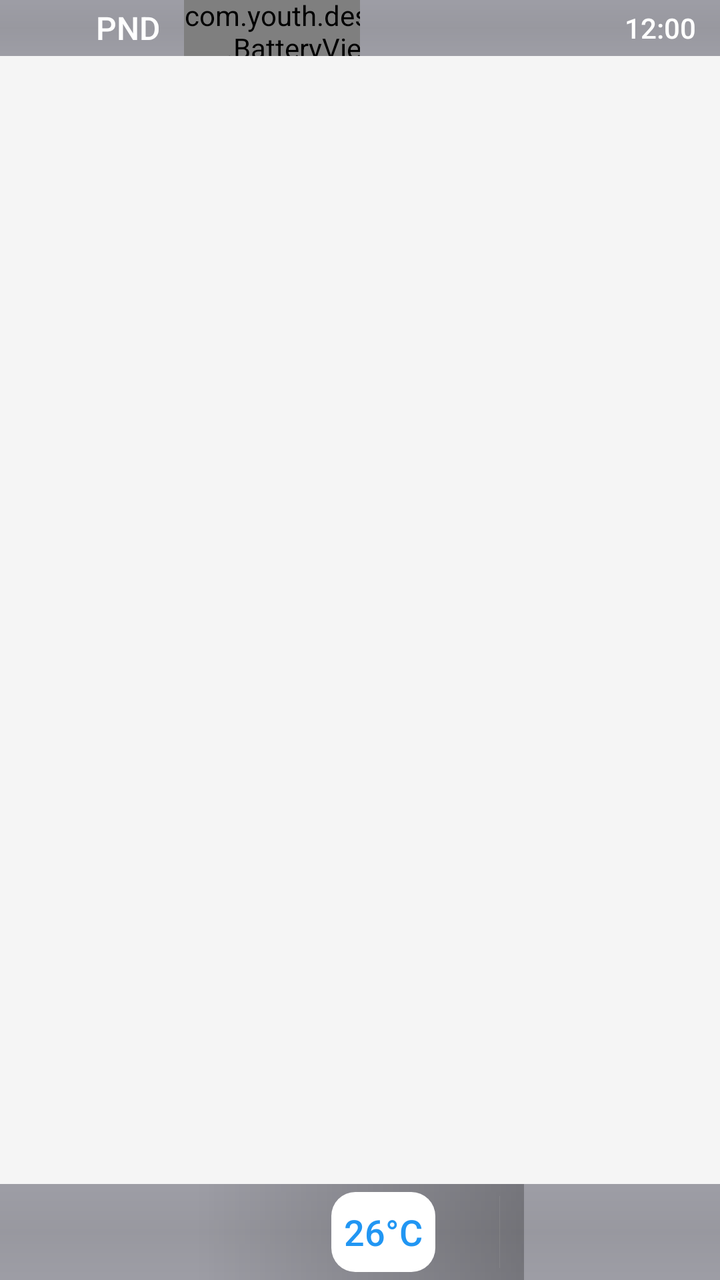
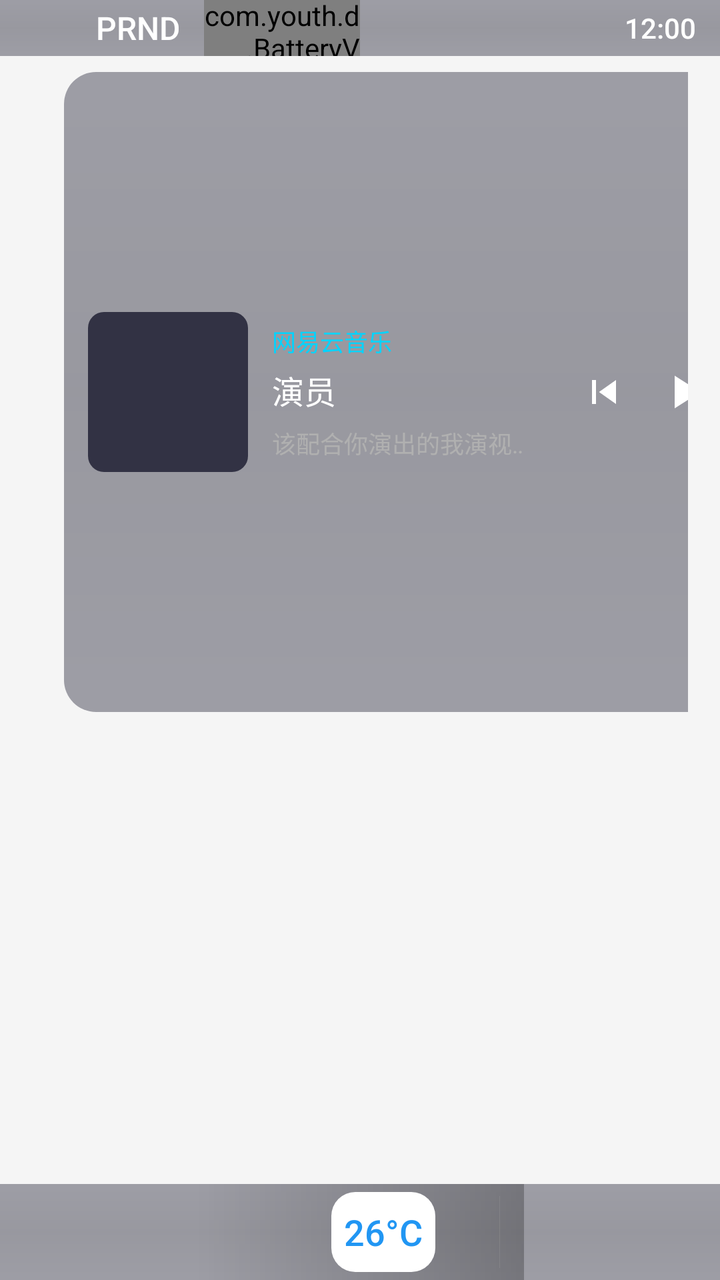

An Android layout rendered at two revisions. The XML below is the earlier revision; the diff shows what the commit changed to produce the second picture.
<!-- AndroidManifest.xml: activity theme Theme.YouthDesktop -->
<!-- res/layout/activity_main.xml -->
<?xml version="1.0" encoding="utf-8"?>
<FrameLayout xmlns:android="http://schemas.android.com/apk/res/android"
    android:id="@+id/desktop_container"
    android:layout_width="match_parent"
    android:layout_height="match_parent"
    android:background="@color/desktop_wallpaper_default">

    <LinearLayout
        android:layout_width="match_parent"
        android:layout_height="match_parent"
        android:orientation="vertical">

        
        <LinearLayout
            android:id="@+id/status_bar"
            android:layout_width="match_parent"
            android:layout_height="28dp"
            android:background="@drawable/statusbar_background_dark"
            android:gravity="center_vertical"
            android:orientation="horizontal"
            android:paddingStart="12dp"
            android:paddingEnd="12dp">

        
        <LinearLayout
            android:layout_width="0dp"
            android:layout_height="match_parent"
            android:layout_weight="1"
            android:orientation="horizontal"
            android:gravity="center_vertical">

            
            <ImageView
                android:id="@+id/img_voice_assistant"
                android:layout_width="28dp"
                android:layout_height="28dp"
                android:scaleType="fitCenter" />

            <View
                android:layout_width="8dp"
                android:layout_height="0dp" />

            
            <LinearLayout
                android:id="@+id/gear_display"
                android:layout_width="wrap_content"
                android:layout_height="wrap_content"
                android:orientation="horizontal"
                android:gravity="center_vertical">

                <TextView
                    android:id="@+id/text_gear_p"
                    android:layout_width="wrap_content"
                    android:layout_height="wrap_content"
                    android:text="P"
                    android:textSize="16sp"
                    android:textColor="@color/dark_tech_text"
                    android:fontFamily="sans-serif-medium" />

                <TextView
                    android:id="@+id/text_gear_n"
                    android:layout_width="wrap_content"
                    android:layout_height="wrap_content"
                    android:text="N"
                    android:textSize="16sp"
                    android:textColor="@color/dark_tech_text"
                    android:fontFamily="sans-serif-medium" />

                <TextView
                    android:id="@+id/text_gear_d"
                    android:layout_width="wrap_content"
                    android:layout_height="wrap_content"
                    android:text="D"
                    android:textSize="16sp"
                    android:textColor="@color/dark_tech_text"
                    android:fontFamily="sans-serif-medium" />
            </LinearLayout>

            <View
                android:layout_width="12dp"
                android:layout_height="0dp" />

            
            <com.youth.desktop.BatteryView
                android:id="@+id/battery_view"
                android:layout_width="120dp"
                android:layout_height="32dp" />
        </LinearLayout>

        
        <LinearLayout
            android:layout_width="0dp"
            android:layout_height="match_parent"
            android:layout_weight="1"
            android:orientation="horizontal"
            android:gravity="end|center_vertical">

            
            <ImageView
                android:id="@+id/img_wifi"
                android:layout_width="24dp"
                android:layout_height="24dp"
                android:scaleType="fitCenter" />

            <View
                android:layout_width="6dp"
                android:layout_height="0dp" />

            
            <ImageView
                android:id="@+id/img_bluetooth"
                android:layout_width="24dp"
                android:layout_height="24dp"
                android:scaleType="fitCenter" />

            <View
                android:layout_width="6dp"
                android:layout_height="0dp" />

            
            <ImageView
                android:id="@+id/img_4g_signal"
                android:layout_width="24dp"
                android:layout_height="24dp"
                android:scaleType="fitCenter" />

            <View
                android:layout_width="6dp"
                android:layout_height="0dp" />

            
            <ImageView
                android:id="@+id/img_driving_recorder"
                android:layout_width="24dp"
                android:layout_height="24dp"
                android:scaleType="fitCenter" />

            <View
                android:layout_width="12dp"
                android:layout_height="0dp" />

            
            <TextView
                android:id="@+id/text_time_only"
                android:layout_width="wrap_content"
                android:layout_height="wrap_content"
                android:text="12:00"
                android:textColor="@color/statusbar_text"
                android:textSize="14sp"
                android:fontFamily="sans-serif-medium" />
        </LinearLayout>

        </LinearLayout>

        
        <GridLayout
            android:id="@+id/icon_grid"
            android:layout_width="match_parent"
            android:layout_height="match_parent"
            android:layout_marginStart="16dp"
            android:layout_marginEnd="16dp"
            android:layout_marginTop="8dp"
            android:layout_marginBottom="56dp" />

    </LinearLayout>

    
    <HorizontalScrollView
        android:id="@+id/card_scroll_view"
        android:layout_width="match_parent"
        android:layout_height="wrap_content"
        android:scrollbars="none"
        android:overScrollMode="never"
        android:layout_gravity="bottom"
        android:layout_marginBottom="56dp"
        android:paddingStart="12dp"
        android:paddingEnd="12dp">

        <LinearLayout
            android:id="@+id/card_container"
            android:layout_width="wrap_content"
            android:layout_height="wrap_content"
            android:orientation="horizontal"
            android:gravity="center_vertical" />

    </HorizontalScrollView>

    <LinearLayout
        android:id="@+id/taskbar"
        android:layout_width="match_parent"
        android:layout_height="48dp"
        android:layout_gravity="bottom"
        android:background="@drawable/taskbar_background_dark"
        android:gravity="center"
        android:orientation="horizontal"
        android:paddingStart="16dp"
        android:paddingEnd="16dp"
        android:elevation="8dp">

        
        <LinearLayout
            android:layout_width="0dp"
            android:layout_height="match_parent"
            android:layout_weight="1"
            android:orientation="horizontal"
            android:gravity="center">

            <LinearLayout
                android:id="@+id/btn_back"
                android:layout_width="56dp"
                android:layout_height="56dp"
                android:orientation="vertical"
                android:gravity="center"
                android:background="@drawable/icon_background_selector">

                <ImageView
                    android:id="@+id/img_back"
                    android:layout_width="42dp"
                    android:layout_height="42dp"
                    android:scaleType="fitCenter" />
            </LinearLayout>

            <View
                android:layout_width="16dp"
                android:layout_height="0dp" />

            <LinearLayout
                android:id="@+id/btn_home"
                android:layout_width="56dp"
                android:layout_height="56dp"
                android:orientation="vertical"
                android:gravity="center"
                android:background="@drawable/icon_background_selector">

                <ImageView
                    android:id="@+id/img_home"
                    android:layout_width="42dp"
                    android:layout_height="42dp"
                    android:scaleType="fitCenter" />
            </LinearLayout>

            <View
                android:layout_width="16dp"
                android:layout_height="0dp" />

            <LinearLayout
                android:id="@+id/btn_recent"
                android:layout_width="56dp"
                android:layout_height="56dp"
                android:orientation="vertical"
                android:gravity="center"
                android:background="@drawable/icon_background_selector">

                <ImageView
                    android:id="@+id/img_recent"
                    android:layout_width="42dp"
                    android:layout_height="42dp"
                    android:scaleType="fitCenter" />
            </LinearLayout>
        </LinearLayout>

        
        <LinearLayout
            android:layout_width="0dp"
            android:layout_height="match_parent"
            android:layout_weight="2"
            android:orientation="horizontal"
            android:gravity="center"
            android:background="@drawable/frosted_glass_background"
            android:paddingStart="12dp"
            android:paddingEnd="12dp">

            
            <LinearLayout
                android:layout_width="wrap_content"
                android:layout_height="wrap_content"
                android:orientation="horizontal"
                android:gravity="center">

                
                <LinearLayout
                    android:id="@+id/btn_ac_power"
                    android:layout_width="48dp"
                    android:layout_height="48dp"
                    android:orientation="vertical"
                    android:gravity="center"
                    android:background="@drawable/icon_background_selector">

                    <ImageView
                        android:id="@+id/img_ac_power"
                        android:layout_width="36dp"
                        android:layout_height="36dp"
                        android:scaleType="fitCenter" />
                </LinearLayout>

                <View
                    android:layout_width="8dp"
                    android:layout_height="0dp" />

                
                <LinearLayout
                    android:id="@+id/btn_ac_minus"
                    android:layout_width="40dp"
                    android:layout_height="40dp"
                    android:orientation="vertical"
                    android:gravity="center"
                    android:background="@drawable/icon_background_selector">

                    <ImageView
                        android:id="@+id/img_ac_minus"
                        android:layout_width="28dp"
                        android:layout_height="28dp"
                        android:scaleType="fitCenter" />
                </LinearLayout>

                
                <LinearLayout
                    android:id="@+id/ac_temp_display"
                    android:layout_width="52dp"
                    android:layout_height="40dp"
                    android:orientation="vertical"
                    android:gravity="center"
                    android:layout_marginStart="4dp"
                    android:layout_marginEnd="4dp"
                    android:background="@drawable/icon_background">

                    <TextView
                        android:id="@+id/ac_temp_text"
                        android:layout_width="wrap_content"
                        android:layout_height="wrap_content"
                        android:text="26°C"
                        android:textSize="18sp"
                        android:textColor="@color/primary"
                        android:fontFamily="sans-serif-medium" />
                </LinearLayout>

                
                <LinearLayout
                    android:id="@+id/btn_ac_plus"
                    android:layout_width="40dp"
                    android:layout_height="40dp"
                    android:orientation="vertical"
                    android:gravity="center"
                    android:background="@drawable/icon_background_selector">

                    <ImageView
                        android:id="@+id/img_ac_plus"
                        android:layout_width="28dp"
                        android:layout_height="28dp"
                        android:scaleType="fitCenter" />
                </LinearLayout>
            </LinearLayout>

            <View
                android:layout_width="16dp"
                android:layout_height="0dp" />

            
            <View
                android:layout_width="1dp"
                android:layout_height="36dp"
                android:background="@color/text_hint"
                android:alpha="0.3" />

            <View
                android:layout_width="16dp"
                android:layout_height="0dp" />

            
            <LinearLayout
                android:layout_width="wrap_content"
                android:layout_height="wrap_content"
                android:orientation="horizontal"
                android:gravity="center">

                
                <LinearLayout
                    android:id="@+id/btn_defrost_front"
                    android:layout_width="48dp"
                    android:layout_height="48dp"
                    android:orientation="vertical"
                    android:gravity="center"
                    android:background="@drawable/icon_background_selector">

                    <ImageView
                        android:id="@+id/img_defrost_front"
                        android:layout_width="34dp"
                        android:layout_height="34dp"
                        android:scaleType="fitCenter" />
                </LinearLayout>

                <View
                    android:layout_width="8dp"
                    android:layout_height="0dp" />

                
                <LinearLayout
                    android:id="@+id/btn_defrost_rear"
                    android:layout_width="48dp"
                    android:layout_height="48dp"
                    android:orientation="vertical"
                    android:gravity="center"
                    android:background="@drawable/icon_background_selector">

                    <ImageView
                        android:id="@+id/img_defrost_rear"
                        android:layout_width="34dp"
                        android:layout_height="34dp"
                        android:scaleType="fitCenter" />
                </LinearLayout>

                <View
                    android:layout_width="8dp"
                    android:layout_height="0dp" />

                
                <LinearLayout
                    android:id="@+id/btn_air_direction"
                    android:layout_width="48dp"
                    android:layout_height="48dp"
                    android:orientation="vertical"
                    android:gravity="center"
                    android:background="@drawable/icon_background_selector">

                    <ImageView
                        android:id="@+id/img_air_direction"
                        android:layout_width="34dp"
                        android:layout_height="34dp"
                        android:scaleType="fitCenter" />
                </LinearLayout>
            </LinearLayout>
        </LinearLayout>

        
        <LinearLayout
            android:layout_width="0dp"
            android:layout_height="match_parent"
            android:layout_weight="1"
            android:orientation="horizontal"
            android:gravity="center">

            <LinearLayout
                android:id="@+id/btn_desktop_settings"
                android:layout_width="56dp"
                android:layout_height="56dp"
                android:orientation="vertical"
                android:gravity="center"
                android:background="@drawable/icon_background_selector">

                <ImageView
                    android:id="@+id/img_settings"
                    android:layout_width="42dp"
                    android:layout_height="42dp"
                    android:scaleType="fitCenter" />
            </LinearLayout>
        </LinearLayout>

    </LinearLayout>

</FrameLayout>
<!-- resources referenced by this layout -->
<resources>
  <color name="dark_tech_text">#FFFFFF</color>
  <color name="desktop_wallpaper_default">#00000000</color>
  <color name="primary">#2196F3</color>
  <color name="statusbar_text">#FFFFFF</color>
  <color name="text_hint">#9E9E9E</color>
  <!-- drawable frosted_glass_background (drawable) -->
  <?xml version="1.0" encoding="utf-8"?>
  <shape xmlns:android="http://schemas.android.com/apk/res/android"
      android:shape="rectangle">
      <gradient
          android:type="linear"
          android:angle="180"
          android:startColor="#40000000"
          android:endColor="#00000000" />
  </shape>
  <!-- drawable icon_background (drawable) -->
  <?xml version="1.0" encoding="utf-8"?>
  <shape xmlns:android="http://schemas.android.com/apk/res/android"
      android:shape="rectangle">
      <solid android:color="@color/icon_background" />
      <corners android:radius="12dp" />
  </shape>
  <!-- drawable statusbar_background_dark (drawable) -->
  <?xml version="1.0" encoding="utf-8"?>
  <shape xmlns:android="http://schemas.android.com/apk/res/android"
      android:shape="rectangle">
      <gradient
          android:type="linear"
          android:angle="90"
          android:startColor="#661A1A2E"
          android:centerColor="#660D0D1F"
          android:endColor="#661A1A2E" />
  </shape>
  <!-- drawable taskbar_background_dark (drawable) -->
  <?xml version="1.0" encoding="utf-8"?>
  <shape xmlns:android="http://schemas.android.com/apk/res/android"
      android:shape="rectangle">
      <gradient
          android:type="linear"
          android:angle="90"
          android:startColor="#661A1A2E"
          android:centerColor="#660D0D1F"
          android:endColor="#661A1A2E" />
  </shape>
  <color name="icon_background">#FFFFFF</color>
  <color name="primary_dark">#1976D2</color>
  <color name="accent">#FF4081</color>
  <color name="background">#F5F5F5</color>
  <!-- unchanged entries left out for length: 2 -->
</resources>

<!-- the commit's change to res/layout/activity_main.xml (unified diff, before → after) -->
@@ -53,6 +53,15 @@
                     android:layout_width="wrap_content"
                     android:layout_height="wrap_content"
                     android:text="P"
+                    android:textSize="16sp"
+                    android:textColor="@color/dark_tech_text"
+                    android:fontFamily="sans-serif-medium" />
+
+                <TextView
+                    android:id="@+id/text_gear_r"
+                    android:layout_width="wrap_content"
+                    android:layout_height="wrap_content"
+                    android:text="R"
                     android:textSize="16sp"
                     android:textColor="@color/dark_tech_text"
                     android:fontFamily="sans-serif-medium" />
@@ -153,14 +162,151 @@
         </LinearLayout>
 
         
-        <GridLayout
-            android:id="@+id/icon_grid"
+        <LinearLayout
+            android:id="@+id/center_area"
             android:layout_width="match_parent"
-            android:layout_height="match_parent"
-            android:layout_marginStart="16dp"
-            android:layout_marginEnd="16dp"
+            android:layout_height="320dp"
+            android:orientation="horizontal"
+            android:gravity="center_vertical"
             android:layout_marginTop="8dp"
-            android:layout_marginBottom="56dp" />
+            android:layout_marginBottom="8dp"
+            android:paddingStart="16dp"
+            android:paddingEnd="16dp">
+
+            
+            <LinearLayout
+                android:id="@+id/nav_preview_container"
+                android:layout_width="0dp"
+                android:layout_height="match_parent"
+                android:layout_weight="1"
+                android:orientation="horizontal"
+                android:gravity="center"
+                android:background="@drawable/card_background_rounded"
+                android:padding="12dp"
+                android:layout_marginEnd="8dp">
+
+                <LinearLayout
+                    android:layout_width="match_parent"
+                    android:layout_height="wrap_content"
+                    android:orientation="vertical"
+                    android:gravity="center">
+
+                    <ImageView
+                        android:id="@+id/img_nav_preview"
+                        android:layout_width="80dp"
+                        android:layout_height="80dp"
+                        android:scaleType="fitCenter" />
+
+                    <TextView
+                        android:layout_width="wrap_content"
+                        android:layout_height="wrap_content"
+                        android:text="导航"
+                        android:textSize="12sp"
+                        android:textColor="@color/dark_tech_text"
+                        android:layout_marginTop="8dp"
+                        android:fontFamily="sans-serif-medium" />
+                </LinearLayout>
+            </LinearLayout>
+
+            
+            <LinearLayout
+                android:id="@+id/music_player_card"
+                android:layout_width="380dp"
+                android:layout_height="match_parent"
+                android:orientation="horizontal"
+                android:background="@drawable/card_background_rounded"
+                android:padding="12dp"
+                android:layout_marginStart="8dp"
+                android:gravity="center_vertical">
+
+                <ImageView
+                    android:id="@+id/img_album_cover_center"
+                    android:layout_width="80dp"
+                    android:layout_height="80dp"
+                    android:scaleType="centerCrop"
+                    android:background="@drawable/album_cover_background" />
+
+                <LinearLayout
+                    android:layout_width="0dp"
+                    android:layout_height="wrap_content"
+                    android:layout_weight="1"
+                    android:orientation="vertical"
+                    android:layout_marginStart="12dp">
+
+                    <TextView
+                        android:id="@+id/text_music_source"
+                        android:layout_width="wrap_content"
+                        android:layout_height="wrap_content"
+                        android:text="网易云音乐"
+                        android:textSize="12sp"
+                        android:textColor="@color/dark_tech_accent"
+                        android:maxLines="1"
+                        android:ellipsize="end"
+                        android:fontFamily="sans-serif-medium" />
+
+                    <TextView
+                        android:id="@+id/text_song_title_center"
+                        android:layout_width="wrap_content"
+                        android:layout_height="wrap_content"
+                        android:text="演员"
+                        android:textSize="16sp"
+                        android:textColor="@color/dark_tech_text"
+                        android:fontFamily="sans-serif-medium"
+                        android:maxLines="1"
+                        android:ellipsize="end"
+                        android:layout_marginTop="4dp" />
+
+                    <TextView
+                        android:id="@+id/text_song_lyrics"
+                        android:layout_width="wrap_content"
+                        android:layout_height="wrap_content"
+                        android:text="该配合你演出的我演视而不见"
+                        android:textSize="12sp"
+                        android:textColor="@color/dark_tech_text_secondary"
+                        android:layout_marginTop="6dp"
+                        android:maxLines="1"
+                        android:ellipsize="marquee"
+                        android:marqueeRepeatLimit="marquee_forever"
+                        android:singleLine="true" />
+                </LinearLayout>
+
+                <LinearLayout
+                    android:layout_width="wrap_content"
+                    android:layout_height="wrap_content"
+                    android:orientation="horizontal"
+                    android:gravity="center_vertical"
+                    android:layout_marginStart="12dp">
+
+                    <ImageView
+                        android:id="@+id/btn_previous_center"
+                        android:layout_width="36dp"
+                        android:layout_height="36dp"
+                        android:src="@drawable/ic_previous"
+                        android:scaleType="fitCenter"
+                        android:padding="6dp"
+                        android:background="?attr/selectableItemBackgroundBorderless" />
+
+                    <ImageView
+                        android:id="@+id/btn_play_pause_center"
+                        android:layout_width="44dp"
+                        android:layout_height="44dp"
+                        android:src="@drawable/ic_play"
+                        android:scaleType="fitCenter"
+                        android:padding="8dp"
+                        android:background="?attr/selectableItemBackgroundBorderless" />
+
+                    <ImageView
+                        android:id="@+id/btn_next_center"
+                        android:layout_width="36dp"
+                        android:layout_height="36dp"
+                        android:src="@drawable/ic_next"
+                        android:scaleType="fitCenter"
+                        android:padding="6dp"
+                        android:background="?attr/selectableItemBackgroundBorderless" />
+                </LinearLayout>
+            </LinearLayout>
+
+        </LinearLayout>
 
     </LinearLayout>
 
<!-- resource entries referenced after the edit -->
@@ -1,10 +1,35 @@
 <!-- resources referenced by this layout -->
 <resources>
+  <color name="dark_tech_accent">#00D4FF</color>
   <color name="dark_tech_text">#FFFFFF</color>
+  <color name="dark_tech_text_secondary">#B0B0B0</color>
   <color name="desktop_wallpaper_default">#00000000</color>
   <color name="primary">#2196F3</color>
   <color name="statusbar_text">#FFFFFF</color>
   <color name="text_hint">#9E9E9E</color>
+  <!-- drawable album_cover_background (drawable) -->
+  <?xml version="1.0" encoding="utf-8"?>
+  <shape xmlns:android="http://schemas.android.com/apk/res/android"
+      android:shape="rectangle">
+      <solid android:color="@color/dark_tech_bg" />
+      <corners android:radius="8dp" />
+  </shape>
+  <!-- drawable card_background_rounded (drawable) -->
+  <?xml version="1.0" encoding="utf-8"?>
+  <shape xmlns:android="http://schemas.android.com/apk/res/android"
+      android:shape="rectangle">
+      <gradient
+          android:type="linear"
+          android:angle="90"
+          android:startColor="#661A1A2E"
+          android:centerColor="#660D0D1F"
+          android:endColor="#661A1A2E" />
+      <corners
+          android:topLeftRadius="16dp"
+          android:topRightRadius="16dp"
+          android:bottomLeftRadius="16dp"
+          android:bottomRightRadius="16dp" />
+  </shape>
   <!-- drawable frosted_glass_background (drawable) -->
   <?xml version="1.0" encoding="utf-8"?>
   <shape xmlns:android="http://schemas.android.com/apk/res/android"
@@ -15,6 +40,39 @@
           android:startColor="#40000000"
           android:endColor="#00000000" />
   </shape>
+  <!-- drawable ic_next (drawable) -->
+  <?xml version="1.0" encoding="utf-8"?>
+  <vector xmlns:android="http://schemas.android.com/apk/res/android"
+      android:width="24dp"
+      android:height="24dp"
+      android:viewportWidth="24"
+      android:viewportHeight="24">
+      <path
+          android:fillColor="#FFFFFF"
+          android:pathData="M6,18l8.5,-6L6,6v12zM16,6v12h2V6h-2z"/>
+  </vector>
+  <!-- drawable ic_play (drawable) -->
+  <?xml version="1.0" encoding="utf-8"?>
+  <vector xmlns:android="http://schemas.android.com/apk/res/android"
+      android:width="24dp"
+      android:height="24dp"
+      android:viewportWidth="24"
+      android:viewportHeight="24">
+      <path
+          android:fillColor="#FFFFFF"
+          android:pathData="M8,5v14l11,-7z"/>
+  </vector>
+  <!-- drawable ic_previous (drawable) -->
+  <?xml version="1.0" encoding="utf-8"?>
+  <vector xmlns:android="http://schemas.android.com/apk/res/android"
+      android:width="24dp"
+      android:height="24dp"
+      android:viewportWidth="24"
+      android:viewportHeight="24">
+      <path
+          android:fillColor="#FFFFFF"
+          android:pathData="M6,6h2v12H6zm3.5,6l8.5,6V6z"/>
+  </vector>
   <!-- drawable icon_background (drawable) -->
   <?xml version="1.0" encoding="utf-8"?>
   <shape xmlns:android="http://schemas.android.com/apk/res/android"
@@ -44,6 +102,7 @@
           android:centerColor="#660D0D1F"
           android:endColor="#661A1A2E" />
   </shape>
+  <color name="dark_tech_bg">#CC1A1A2E</color>
   <color name="icon_background">#FFFFFF</color>
   <color name="primary_dark">#1976D2</color>
   <color name="accent">#FF4081</color>
